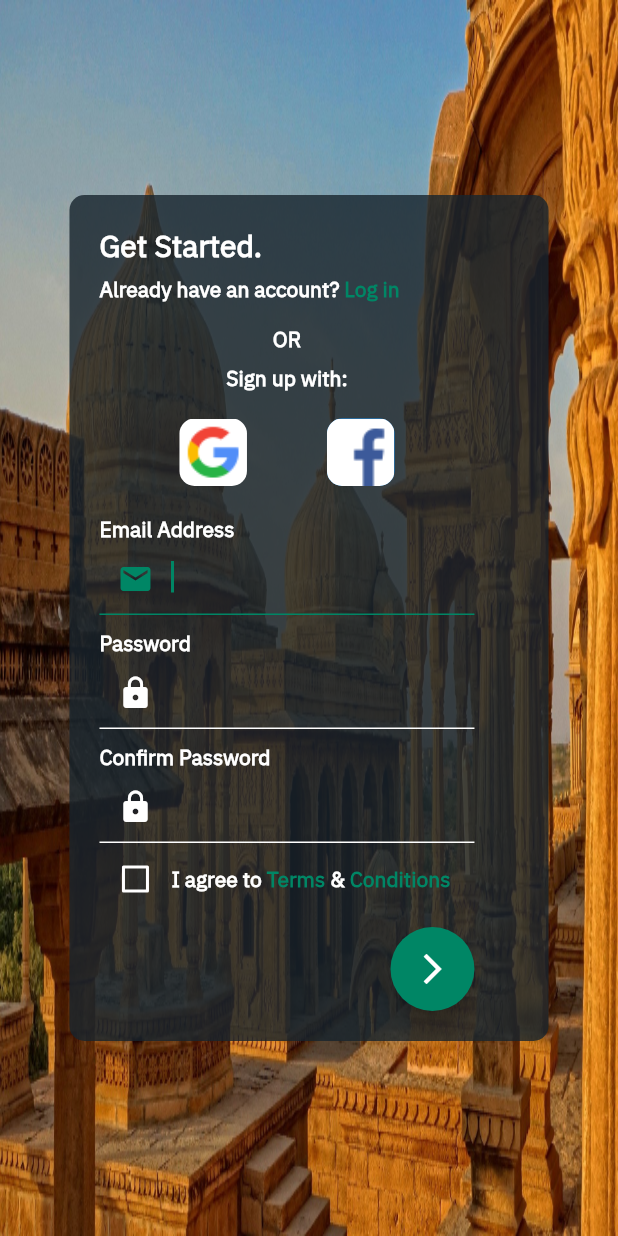
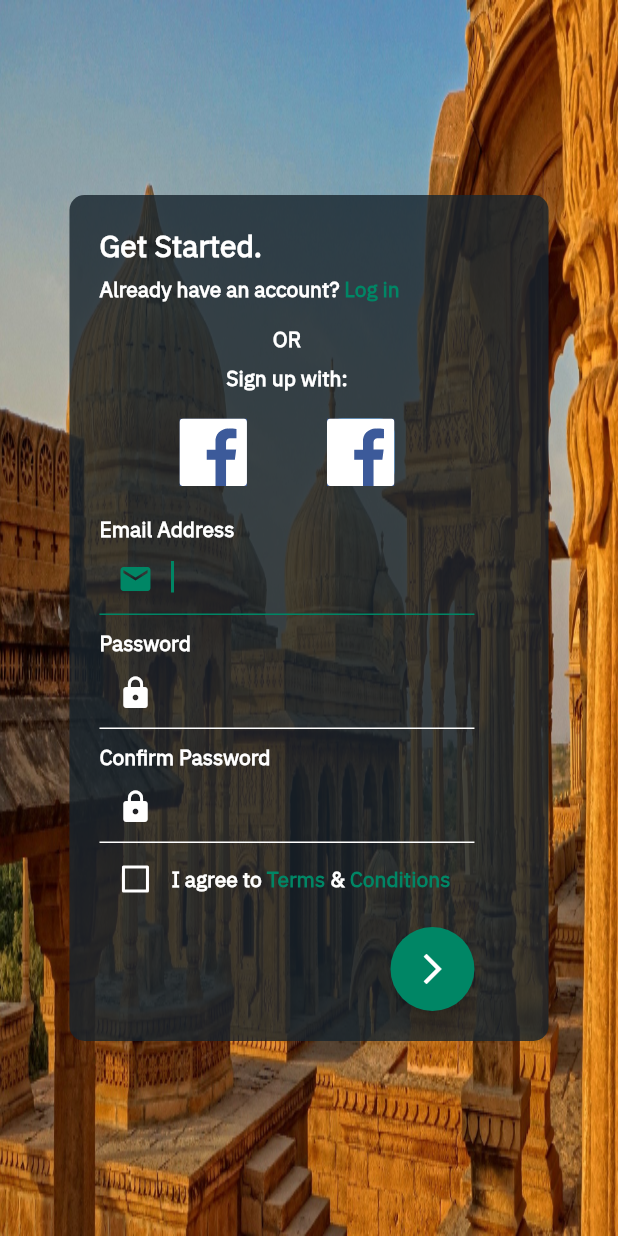
Before and after one commit to Ayush783/travel-app-flutter-1, a Flutter app: the screen it shows after launch, on a phone screen of 412 x 824 dp. Run offline on Flutter 3.47's test engine with Material 2 defaults, Android fonts, the phone set to English and light mode, and no system bars; our stand-ins replace bloc, firebase_auth, flutter_svg; accounts and stored records are empty.

Commit message:
Icons Changed

```diff
--- a/lib/ui/sign_up_screen.dart
+++ b/lib/ui/sign_up_screen.dart
@@ -1,6 +1,7 @@
 import 'package:flutter/cupertino.dart';
 import 'package:flutter/gestures.dart';
 import 'package:flutter/material.dart';
+import 'package:flutter_svg/flutter_svg.dart';
 import 'package:travel_app/constants/const_colors.dart';
 import 'package:travel_app/constants/const_decorations.dart';
 import 'package:travel_app/constants/const_textstyles.dart';
@@ -127,12 +128,11 @@ class _SignUpScreenState extends State<SignUpScreen> {
                                               child: Container(
                                                 height: 45,
                                                 width: 45,
+                                                child: SvgPicture.asset(
+                                                  "assets/icons/facebook.svg",
+                                                  fit: BoxFit.fill,
+                                                ),
                                                 decoration: BoxDecoration(
-                                                  image: DecorationImage(
-                                                    image: ExactAssetImage(
-                                                        "assets/icons/google.png"),
-                                                    fit: BoxFit.cover,
-                                                  ),
                                                   borderRadius:
                                                       BorderRadius.circular(10),
                                                 ),
@@ -145,12 +145,14 @@ class _SignUpScreenState extends State<SignUpScreen> {
                                               child: Container(
                                                 height: 45,
                                                 width: 45,
+                                                child: SvgPicture.asset(
+                                                    "assets/icons/facebook.svg"),
                                                 decoration: BoxDecoration(
-                                                    image: DecorationImage(
-                                                      image: ExactAssetImage(
-                                                          "assets/icons/facebook.png"),
-                                                      fit: BoxFit.cover,
-                                                    ),
+                                                    // image: DecorationImage(
+                                                    //   image: ExactAssetImage(
+                                                    //       "assets/icons/facebook.png"),
+                                                    //   fit: BoxFit.cover,
+                                                    // ),
                                                     borderRadius:
                                                         BorderRadius.circular(
                                                             10),
--- a/pubspec.yaml
+++ b/pubspec.yaml
@@ -14,6 +14,7 @@ dependencies:
   flutter:
     sdk: flutter
   flutter_bloc: ^7.1.0
+  flutter_svg: ^0.22.0
 
 dev_dependencies:
   flutter_test:
```
Also changed, not shown: lib/ui/sign_in_screen.dart (+15 -10 lines), assets/icons/facebook.png (deleted), assets/icons/facebook.svg (added), assets/icons/google.png (deleted), assets/icons/google.svg (added), pubspec.lock, 1 other file.
